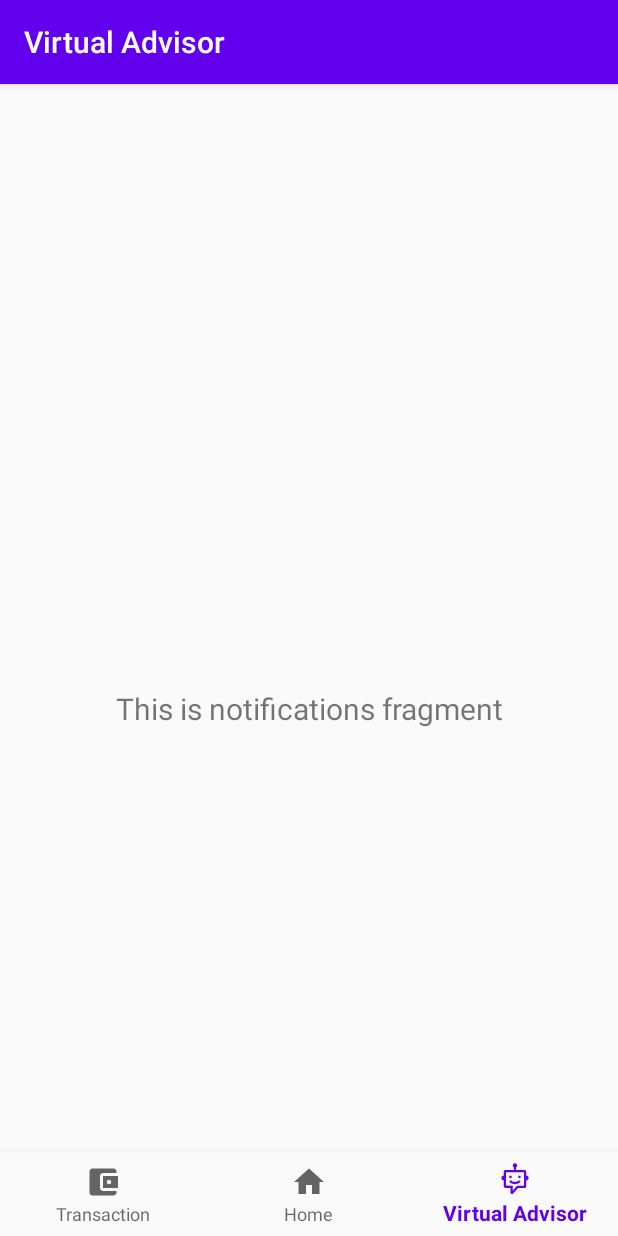
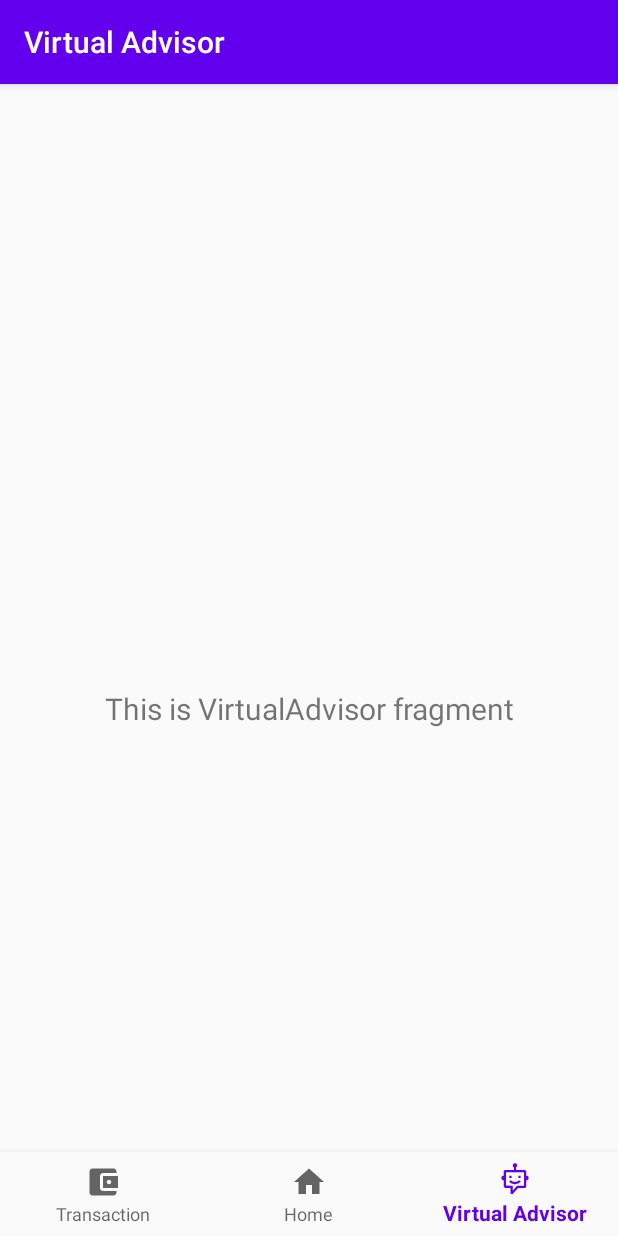
Before and after one commit to yap9911/MoneyMinder, an Android app: the TransactionFragment screen opened through its navigation route, item 3 of the bottom bar chosen, on a phone screen of 412 x 824 dp. Run offline under Robolectric (Android 15) with nearby library versions, the phone set to English and light mode, and no system bars; our stand-ins replace navigation-ui.

Commit message:
basic ui done

```diff
--- a/app/src/main/java/my/edu/utar/moneyminder/MainActivity.java
+++ b/app/src/main/java/my/edu/utar/moneyminder/MainActivity.java
@@ -27,7 +27,7 @@ public class MainActivity extends AppCompatActivity {
         // Passing each menu ID as a set of Ids because each
         // menu should be considered as top level destinations.
         AppBarConfiguration appBarConfiguration = new AppBarConfiguration.Builder(
-                R.id.navigation_home, R.id.navigation_dashboard, R.id.navigation_notifications)
+                R.id.navigation_home, R.id.navigation_transaction, R.id.navigation_VritualAdvisor)
                 .build();
         NavController navController = Navigation.findNavController(this, R.id.nav_host_fragment_activity_main);
         NavigationUI.setupActionBarWithNavController(this, navController, appBarConfiguration);
--- a/app/src/main/java/my/edu/utar/moneyminder/ui/VirtualAdvisor/VirtualAdvisorFragment.java
+++ b/app/src/main/java/my/edu/utar/moneyminder/ui/VirtualAdvisor/VirtualAdvisorFragment.java
@@ -6,33 +6,22 @@ import android.view.View;
 import android.view.ViewGroup;
 import android.widget.TextView;
 import android.support.annotation.NonNull;
-import android.support.annotation.Nullable;
 import android.support.v4.app.Fragment;
-import android.arch.lifecycle.Observer;
-import android.arch.lifecycle.ViewModelProvider;
 
 import my.edu.utar.moneyminder.databinding.FragmentVirtualAdvisorBinding;
 
 public class VirtualAdvisorFragment extends Fragment {
 
-    private VirtualAdvisorViewModel virtualAdvisorViewModel;
     private FragmentVirtualAdvisorBinding binding;
 
     public View onCreateView(@NonNull LayoutInflater inflater,
                              ViewGroup container, Bundle savedInstanceState) {
-        virtualAdvisorViewModel =
-                new ViewModelProvider(this, new ViewModelProvider.NewInstanceFactory()).get(VirtualAdvisorViewModel.class);
 
         binding = FragmentVirtualAdvisorBinding.inflate(inflater, container, false);
         View root = binding.getRoot();
 
         final TextView textView = binding.textVirtualAdvisor;
-        virtualAdvisorViewModel.getText().observe(getViewLifecycleOwner(), new Observer<String>() {
-            @Override
-            public void onChanged(@Nullable String s) {
-                textView.setText(s);
-            }
-        });
+        textView.setText("This is VirtualAdvisor fragment");
         return root;
     }
 
--- a/app/src/main/java/my/edu/utar/moneyminder/ui/VirtualAdvisor/VirtualAdvisorViewModel.java
+++ b/app/src/main/java/my/edu/utar/moneyminder/ui/VirtualAdvisor/VirtualAdvisorViewModel.java
@@ -10,7 +10,7 @@ public class VirtualAdvisorViewModel extends ViewModel {
 
     public VirtualAdvisorViewModel() {
         mText = new MutableLiveData<>();
-        mText.setValue("This is notifications fragment");
+        mText.setValue("This is VirtualAdvisor fragment");
     }
 
     public LiveData<String> getText() {
--- a/app/src/main/java/my/edu/utar/moneyminder/ui/home/HomeFragment.java
+++ b/app/src/main/java/my/edu/utar/moneyminder/ui/home/HomeFragment.java
@@ -6,34 +6,22 @@ import android.view.View;
 import android.view.ViewGroup;
 import android.widget.TextView;
 import android.support.annotation.NonNull;
-import android.support.annotation.Nullable;
 import android.support.v4.app.Fragment;
-import android.arch.lifecycle.Observer;
-import android.arch.lifecycle.ViewModelProvider;
 
-import my.edu.utar.moneyminder.R;
 import my.edu.utar.moneyminder.databinding.FragmentHomeBinding;
 
 public class HomeFragment extends Fragment {
 
-    private HomeViewModel homeViewModel;
     private FragmentHomeBinding binding;
 
     public View onCreateView(@NonNull LayoutInflater inflater,
                              ViewGroup container, Bundle savedInstanceState) {
-        homeViewModel =
-                new ViewModelProvider(this, new ViewModelProvider.NewInstanceFactory()).get(HomeViewModel.class);
 
         binding = FragmentHomeBinding.inflate(inflater, container, false);
         View root = binding.getRoot();
 
         final TextView textView = binding.textHome;
-        homeViewModel.getText().observe(getViewLifecycleOwner(), new Observer<String>() {
-            @Override
-            public void onChanged(@Nullable String s) {
-                textView.setText(s);
-            }
-        });
+        textView.setText("This is home fragment");
         return root;
     }
 
--- a/app/src/main/java/my/edu/utar/moneyminder/ui/home/HomeViewModel.java
+++ /dev/null
@@ -1,19 +0,0 @@
-package my.edu.utar.moneyminder.ui.home;
-
-import android.arch.lifecycle.LiveData;
-import android.arch.lifecycle.MutableLiveData;
-import android.arch.lifecycle.ViewModel;
-
-public class HomeViewModel extends ViewModel {
-
-    private MutableLiveData<String> mText;
-
-    public HomeViewModel() {
-        mText = new MutableLiveData<>();
-        mText.setValue("This is home fragment");
-    }
-
-    public LiveData<String> getText() {
-        return mText;
-    }
-}
--- a/app/src/main/java/my/edu/utar/moneyminder/ui/transaction/TransactionFragment.java
+++ b/app/src/main/java/my/edu/utar/moneyminder/ui/transaction/TransactionFragment.java
@@ -6,34 +6,22 @@ import android.view.View;
 import android.view.ViewGroup;
 import android.widget.TextView;
 import android.support.annotation.NonNull;
-import android.support.annotation.Nullable;
 import android.support.v4.app.Fragment;
-import android.arch.lifecycle.Observer;
-import android.arch.lifecycle.ViewModelProvider;
 
-import my.edu.utar.moneyminder.databinding.FragmentTransactionBinding;
 import my.edu.utar.moneyminder.databinding.FragmentTransactionBinding;
 
 public class TransactionFragment extends Fragment {
 
-    private TransactionViewModel transactionViewModel;
     private FragmentTransactionBinding binding;
 
     public View onCreateView(@NonNull LayoutInflater inflater,
                              ViewGroup container, Bundle savedInstanceState) {
-        transactionViewModel =
-                new ViewModelProvider(this, new ViewModelProvider.NewInstanceFactory()).get(TransactionViewModel.class);
 
         binding = FragmentTransactionBinding.inflate(inflater, container, false);
         View root = binding.getRoot();
 
         final TextView textView = binding.textTransaction;
-        transactionViewModel.getText().observe(getViewLifecycleOwner(), new Observer<String>() {
-            @Override
-            public void onChanged(@Nullable String s) {
-                textView.setText(s);
-            }
-        });
+        textView.setText("This is transaction fragment");
         return root;
     }
 
--- a/app/src/main/java/my/edu/utar/moneyminder/ui/transaction/TransactionViewModel.java
+++ /dev/null
@@ -1,20 +0,0 @@
-package my.edu.utar.moneyminder.ui.transaction;
-
-import android.arch.lifecycle.LiveData;
-import android.arch.lifecycle.MutableLiveData;
-import android.arch.lifecycle.ViewModel;
-import android.widget.Button;
-
-public class TransactionViewModel extends ViewModel {
-
-    private MutableLiveData<String> mText;
-
-    public TransactionViewModel() {
-        mText = new MutableLiveData<>();
-        mText.setValue("This is dashboard fragment");
-    }
-
-    public LiveData<String> getText() {
-        return mText;
-    }
-}
--- a/app/src/main/res/menu/bottom_nav_menu.xml
+++ b/app/src/main/res/menu/bottom_nav_menu.xml
@@ -2,7 +2,7 @@
 <menu xmlns:android="http://schemas.android.com/apk/res/android">
 
     <item
-        android:id="@+id/navigation_dashboard"
+        android:id="@+id/navigation_transaction"
         android:icon="@drawable/ic_baseline_account_balance_wallet_24"
         android:title="@string/title_transaction" />
 
@@ -11,7 +11,7 @@
         android:icon="@drawable/ic_home_black_24dp"
         android:title="@string/title_home" />
     <item
-        android:id="@+id/navigation_notifications"
+        android:id="@+id/navigation_VritualAdvisor"
         android:icon="@drawable/ic_hubot_svgrepo_com"
         android:title="@string/title_virtual_advisor" />
 
--- a/app/src/main/res/navigation/mobile_navigation.xml
+++ b/app/src/main/res/navigation/mobile_navigation.xml
@@ -12,13 +12,13 @@
         tools:layout="@layout/fragment_home" />
 
     <fragment
-        android:id="@+id/navigation_dashboard"
+        android:id="@+id/navigation_transaction"
         android:name="my.edu.utar.moneyminder.ui.transaction.TransactionFragment"
         android:label="@string/title_transaction"
         tools:layout="@layout/fragment_transaction" />
 
     <fragment
-        android:id="@+id/navigation_notifications"
+        android:id="@+id/navigation_VritualAdvisor"
         android:name="my.edu.utar.moneyminder.ui.VirtualAdvisor.VirtualAdvisorFragment"
         android:label="@string/title_virtual_advisor"
         tools:layout="@layout/fragment_virtual_advisor" />
```
